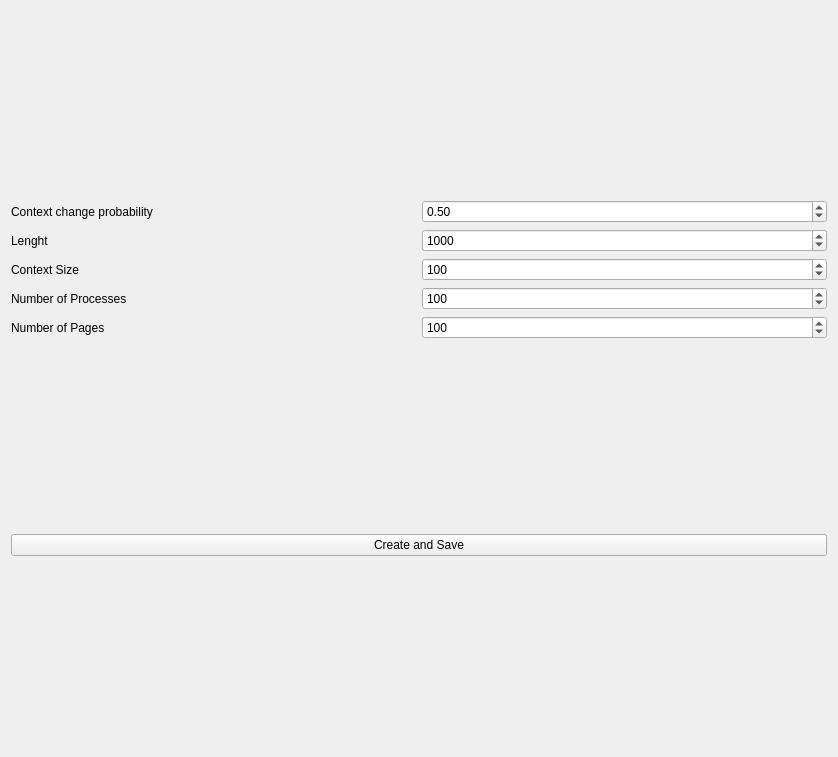
First picture: the form in src/GUI/UI/create.ui, repository tobiaszrolla/Page_Replacement, before the edit.
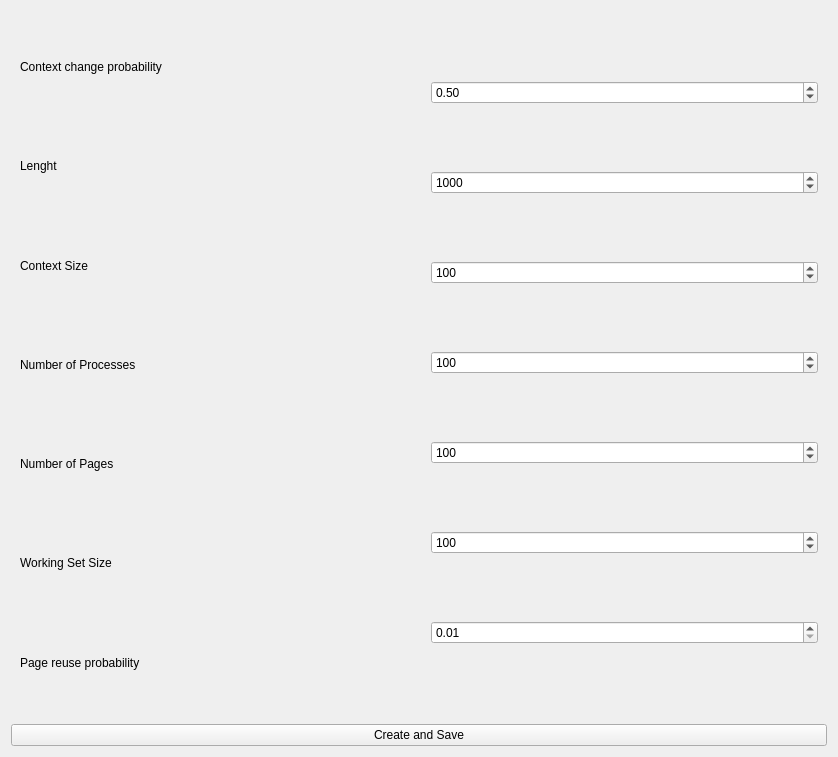
Second picture: the form after the edit.

Diff of the .ui file:
```diff
--- a/src/GUI/UI/create.ui
+++ b/src/GUI/UI/create.ui
@@ -15,8 +15,7 @@
   </property>
   <layout class="QGridLayout" name="gridLayout">
    <item row="0" column="0">
-    <layout class="QHBoxLayout" name="horizontalLayout">
-     <item>
+    <widget class="QWidget" name="widget" native="true">
       <layout class="QVBoxLayout" name="verticalLayout_2">
        <item>
         <widget class="QLabel" name="label">
@@ -53,11 +52,25 @@
          </property>
         </widget>
        </item>
-      </layout>
-     </item>
-    </layout>
+      <item>
+       <widget class="QLabel" name="label_6">
+        <property name="text">
+         <string>Working Set Size</string>
+        </property>
+       </widget>
+      </item>
+      <item>
+       <widget class="QLabel" name="label_7">
+        <property name="text">
+         <string>Page reuse probability</string>
+        </property>
+       </widget>
+      </item>
+     </layout>
+    </widget>
    </item>
    <item row="0" column="1">
+    <widget class="QWidget" name="widget_2" native="true">
     <layout class="QVBoxLayout" name="verticalLayout">
      <item>
       <widget class="QDoubleSpinBox" name="SpinBox_ContextChangeProb">
@@ -121,7 +134,31 @@
        </property>
       </widget>
      </item>
-    </layout>
+      <item>
+       <widget class="QSpinBox" name="SpinBox_WorkingSetSize">
+        <property name="minimum">
+         <number>1</number>
+        </property>
+        <property name="maximum">
+         <number>100000</number>
+        </property>
+        <property name="value">
+         <number>100</number>
+        </property>
+       </widget>
+      </item>
+      <item>
+       <widget class="QDoubleSpinBox" name="SpinBox_PageReuseProbability">
+        <property name="minimum">
+         <double>0.010000000000000</double>
+        </property>
+        <property name="maximum">
+         <double>1.000000000000000</double>
+        </property>
+       </widget>
+      </item>
+     </layout>
+    </widget>
    </item>
    <item row="1" column="0" colspan="2">
     <widget class="QPushButton" name="PushButton_CreateAndSave">
```
Lines whose indentation alone changed are shown as unchanged.
